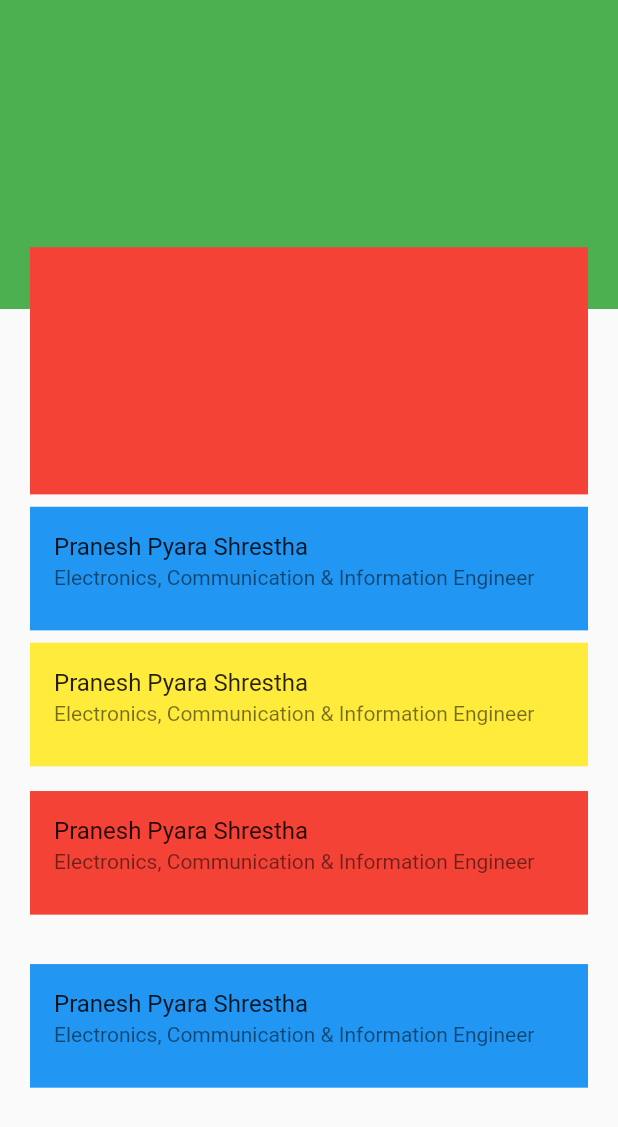
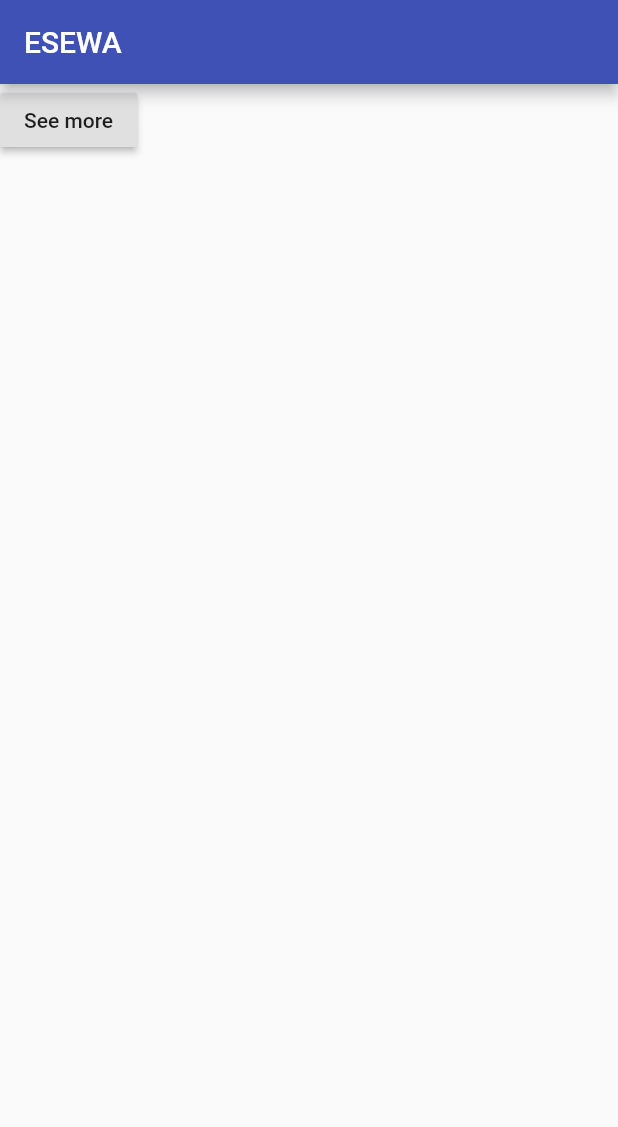
Before and after one commit to praneshp1org/School-App-Ui, a Flutter app: the screen it shows after launch, on a phone screen of 412 x 824 dp. Shown: the top 1127 px of the screen. Run offline on Flutter 3.47's test engine with Material 2 defaults, Android fonts, the phone set to English and light mode, and no system bars.

Commit message:
some changes

```diff
--- a/lib/Pages/esewa.dart
+++ b/lib/Pages/esewa.dart
@@ -8,100 +8,54 @@ class Esewa extends StatefulWidget {
 }
 
 class _EsewaState extends State<Esewa> {
+  bool flag = false;
+  String str = "See more";
   @override
   Widget build(BuildContext context) {
-    //final double height = MediaQuery.of(context).size.width,
-    final double width = MediaQuery.of(context).size.width;
-    final double height = MediaQuery.of(context).size.height;
-
-    return SafeArea(
-      child: Scaffold(
-        body: Stack(
+    return Scaffold(
+      appBar: AppBar(
+        title: Text("ESEWA"),
+      ),
+      body: SingleChildScrollView(
+        child: Column(
           children: [
-            Positioned(
-              top: 0,
-              left: 0,
-              child: Container(
-                height: height * 0.25,
-                width: width,
-                color: Colors.green,
-              ),
+            RaisedButton(
+              onPressed: () {
+                setState(() {
+                  if (flag == true) {
+                    flag = false;
+                    str = "See More";
+                  } else {
+                    flag = true;
+                    str = "Show less";
+                  }
+                  print(flag);
+                });
+              },
+              child: Text("$str"),
             ),
-            Positioned(
-              top: height * 0.2,
-              left: 20,
-              child: Container(
-                height: height * 0.2,
-                width: width - 40,
-                decoration: BoxDecoration(
-                  color: Colors.red,
-                ),
-              ),
-            ),
-            Positioned(
-              top: height * 0.41,
-              left: 20,
-              child: Container(
-                height: height * 0.1,
-                width: width - 40,
-                child: ListTile(
-                  title: Text("Pranesh Pyara Shrestha"),
-                  subtitle:
-                      Text("Electronics, Communication & Information Engineer"),
-                ),
-                decoration: BoxDecoration(
-                  color: Colors.blue,
-                ),
-              ),
-            ),
-            Positioned(
-              top: height * 0.52,
-              left: 20,
-              child: Container(
-                height: height * 0.1,
-                width: width - 40,
-                child: ListTile(
-                  title: Text("Pranesh Pyara Shrestha"),
-                  subtitle:
-                      Text("Electronics, Communication & Information Engineer"),
-                ),
-                decoration: BoxDecoration(
-                  color: Colors.yellow,
-                ),
-              ),
-            ),
-            Positioned(
-              top: height * 0.64,
-              left: 20,
-              child: Container(
-                height: height * 0.1,
-                width: width - 40,
-                child: ListTile(
-                  title: Text("Pranesh Pyara Shrestha"),
-                  subtitle:
-                      Text("Electronics, Communication & Information Engineer"),
-                ),
-                decoration: BoxDecoration(
-                  color: Colors.red,
-                ),
-              ),
-            ),
-            Positioned(
-              top: height * 0.78,
-              left: 20,
-              child: Container(
-                height: height * 0.1,
-                width: width - 40,
-                child: ListTile(
-                  title: Text("Pranesh Pyara Shrestha"),
-                  subtitle:
-                      Text("Electronics, Communication & Information Engineer"),
-                ),
-                decoration: BoxDecoration(
-                  color: Colors.blue,
-                ),
-              ),
-            ),
+            flag == false
+                ? SizedBox()
+                : Container(
+                    child: Column(
+                      children: [
+                        Text("IOE"),
+                        Text("Institute of Engineering"),
+                        Text("IOE"),
+                        Text("Institute of Engineering"),
+                        Text("IOE"),
+                        Text("Institute of Engineering"),
+                        Text("IOE"),
+                        Text("Institute of Engineering"),
+                        Text("IOE"),
+                        Text("Institute of Engineering"),
+                        Text("IOE"),
+                        Text("Institute of Engineering"),
+                        Text("IOE"),
+                        Text("Institute of Engineering"),
+                      ],
+                    ),
+                  ),
           ],
         ),
       ),
```
Also changed, not shown: lib/models/product_model.dart (added).
